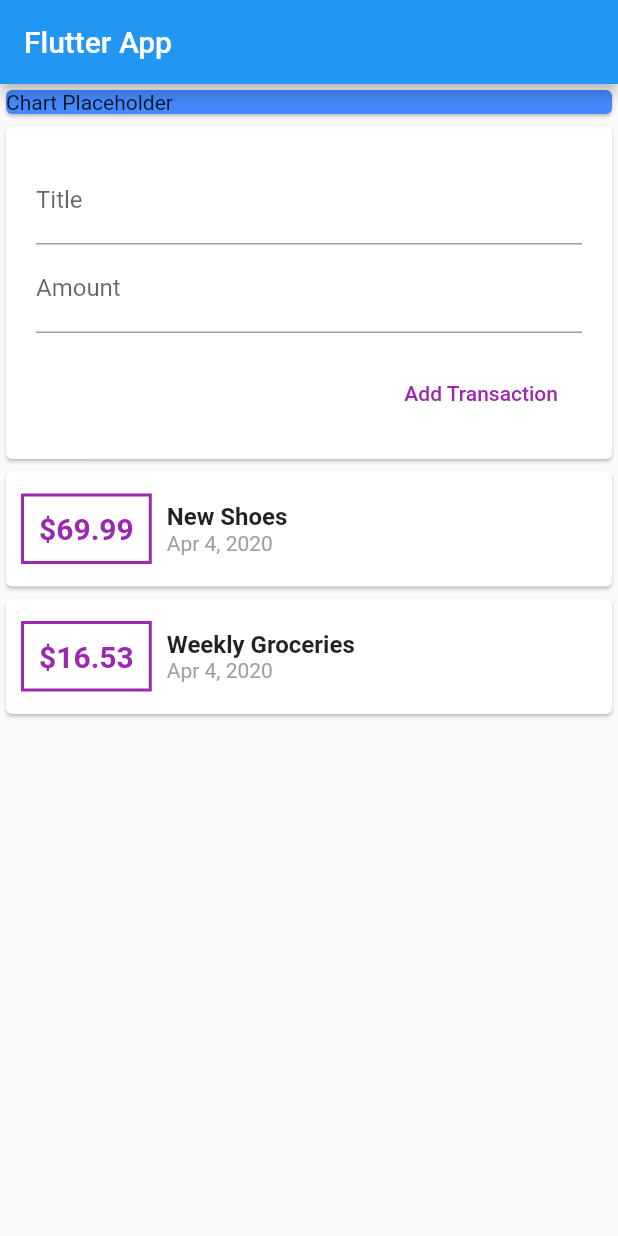
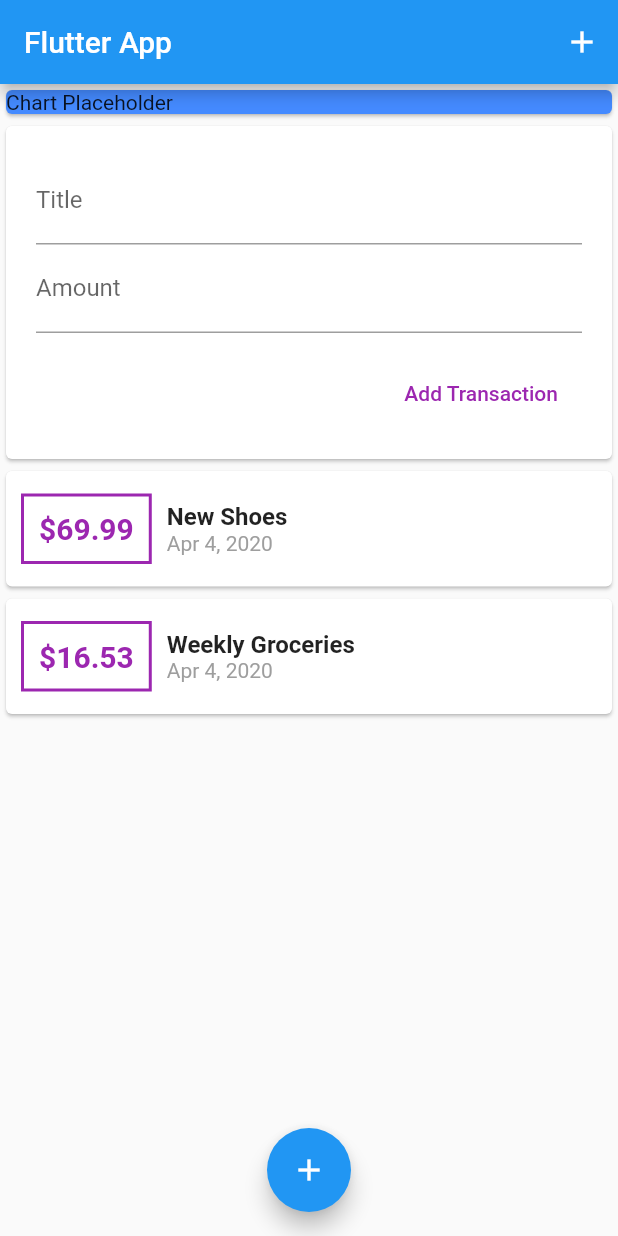
Before and after one commit to PatrickChow0803/Expenses-Tracker, a Flutter app: the screen it shows after launch, on a phone screen of 412 x 824 dp. Run offline on Flutter 3.47's test engine with Material 2 defaults, Android fonts, the phone set to English and light mode, and no system bars; missing offline and left inert: dart:ffi.

Commit message:
Added Icon button to the appbar and a fab on the bottom

```diff
--- a/flutter_app/lib/screens/home_screen.dart
+++ b/flutter_app/lib/screens/home_screen.dart
@@ -22,6 +22,12 @@ class HomeScreen extends StatelessWidget {
       // Gets rid of the bottom overflow problem
       resizeToAvoidBottomInset: false,
       appBar: AppBar(
+        actions: <Widget>[
+          IconButton(
+            icon: Icon(Icons.add),
+            onPressed: () {},
+          )
+        ],
         title: Text('Flutter App'),
       ),
       body: Column(
@@ -77,6 +83,13 @@ class HomeScreen extends StatelessWidget {
           ),
           TransactionList(),
         ],
-        ));
+      ),
+      // Places the FAB on the center bottom of the app.
+      floatingActionButtonLocation: FloatingActionButtonLocation.centerFloat,
+      floatingActionButton: FloatingActionButton(
+        child: Icon(Icons.add),
+        onPressed: () {},
+      ),
+    );
   }
 }
```
Lines whose indentation alone changed are shown as unchanged.
